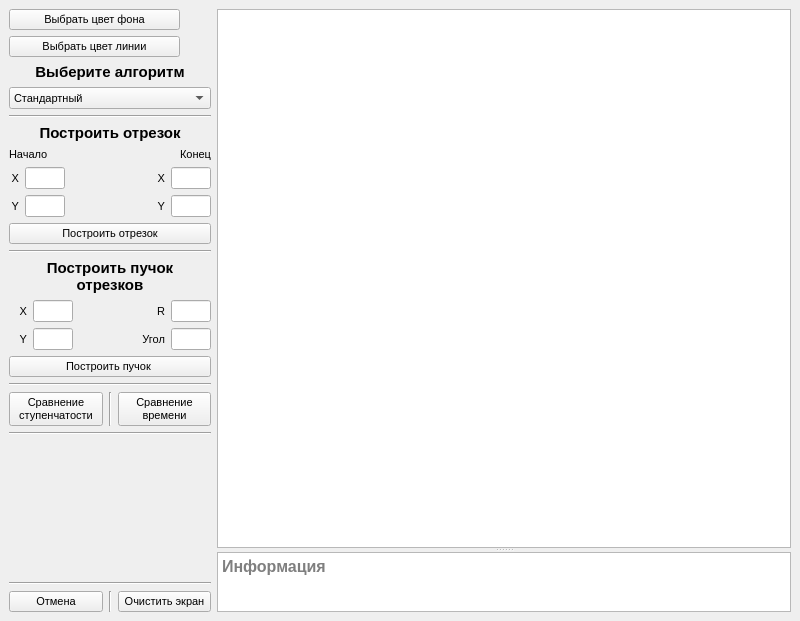
Above: lab_03/mainwindow.ui from AskaryanKarine/BMSTU-CG before the change. Below: the same form after it.
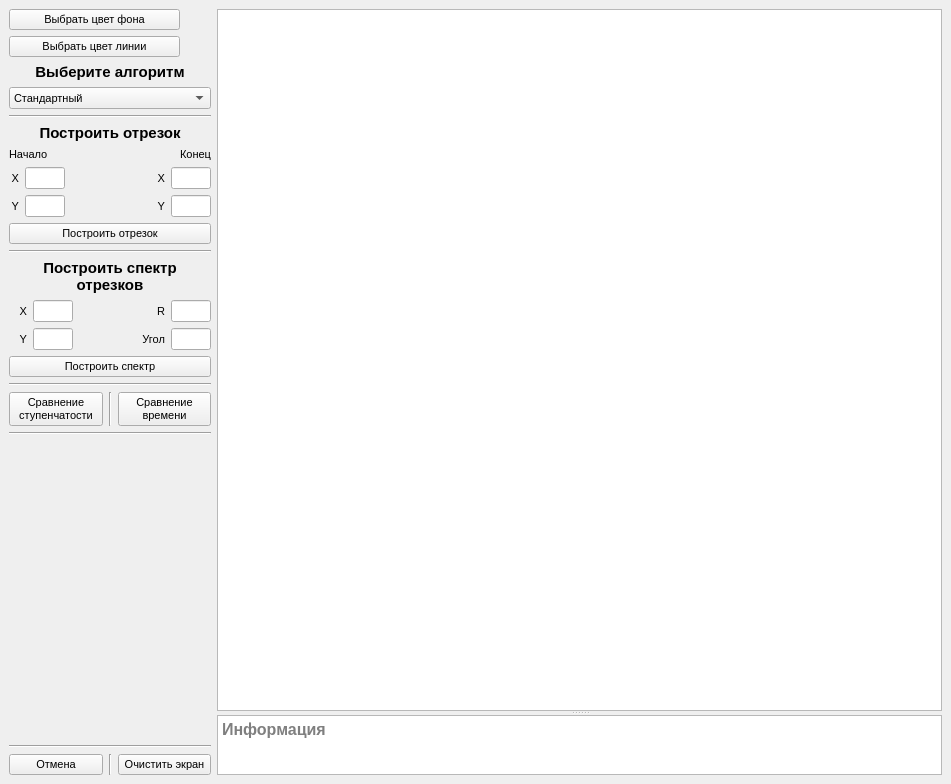
That is the form after the change.

Commit message: исправления ошибок

```diff
--- a/lab_03/mainwindow.ui
+++ b/lab_03/mainwindow.ui
@@ -6,8 +6,8 @@
    <rect>
     <x>0</x>
     <y>0</y>
-    <width>800</width>
-    <height>621</height>
+    <width>951</width>
+    <height>784</height>
    </rect>
   </property>
   <property name="maximumSize">
@@ -394,12 +394,11 @@
         <property name="font">
          <font>
           <pointsize>11</pointsize>
-          <weight>75</weight>
           <bold>true</bold>
          </font>
         </property>
         <property name="text">
-         <string>Построить пучок
+         <string>Построить спектр
 отрезков</string>
         </property>
         <property name="alignment">
@@ -534,7 +533,7 @@
       <item>
        <widget class="QPushButton" name="pushButton_beam">
         <property name="text">
-         <string>Построить пучок </string>
+         <string>Построить спектр</string>
         </property>
        </widget>
       </item>
@@ -649,7 +648,6 @@
        <property name="font">
         <font>
          <pointsize>12</pointsize>
-         <weight>75</weight>
          <bold>true</bold>
         </font>
        </property>
```
Left out of the diff: 6 changed lines with no effect on the pictures. The commit also changes 1 other file.
